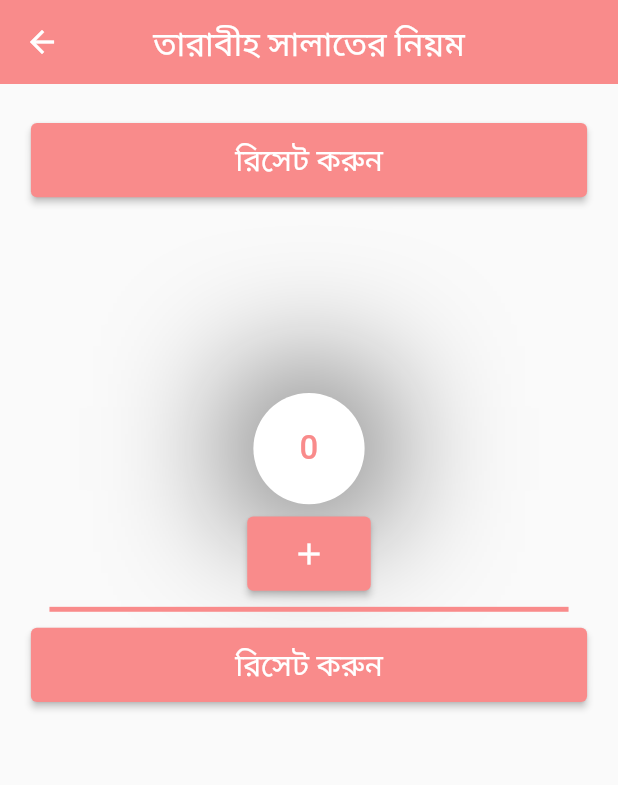
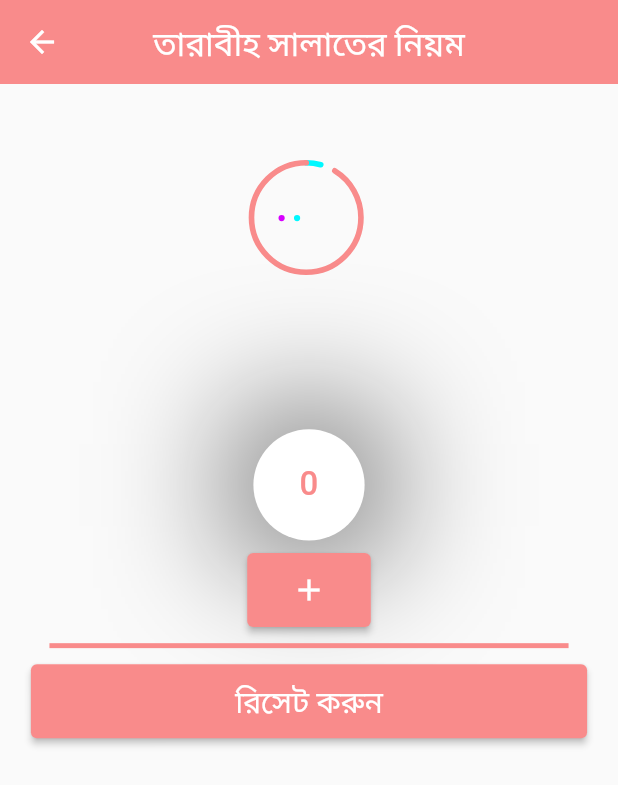
Before and after one commit to hridoycse197/RamadanApp, a Flutter app: the Tasbih screen opened directly, on a phone screen of 412 x 824 dp. Shown: the top 785 px of the screen. Run offline on Flutter 3.47's test engine with Material 2 defaults, Android fonts, the phone set to English and light mode, and no system bars; our stand-ins replace audioplayers, flutter_screenutil, get, lottie.

Commit message:
tasbih page

```diff
--- a/lib/screens/tasbih/tasbih.dart
+++ b/lib/screens/tasbih/tasbih.dart
@@ -38,48 +38,11 @@ class Tasbih extends StatelessWidget {
         child: SingleChildScrollView(
           child: Column(
             children: [
+              Lottie.asset('assets/images/tasbih.json', height: height * .25),
               Container(
                 alignment: Alignment.center,
-                height: height * 0.24,
                 child: Column(
-                  children: [
-                    TextFormField(
-                      keyboardType: TextInputType.number,
-                      onChanged: (value) => controller.editingController,
-                      controller: controller.editingController,
-                      decoration: InputDecoration(
-                        isDense: true,
-                        contentPadding: EdgeInsets.zero,
-                        border: InputBorder.none,
-                        prefix: TextWidget(
-                            text: Datatext.tasbih_page_target,
-                            color: AppColor.appbarcolor,
-                            fontsize: 19),
-                      ),
-                    ),
-                    ElevatedButton(
-                      style: ButtonStyle(
-                        minimumSize: MaterialStateProperty.all(
-                          Size(
-                            width - width * .10,
-                            height * 0.06,
-                          ),
-                        ),
-                        backgroundColor: MaterialStateProperty.all(
-                          AppColor.appbarcolor,
-                        ),
-                      ),
-                      onPressed: () {
-                        controller.reset();
-                      },
-                      child: TextWidget(
-                        text: 'রিসেট করুন',
-                        color: AppColor.white,
-                        fontsize: 20,
-                      ),
-                    ),
-                    Text(controller.editingController.text)
-                  ],
+                  children: [Text(controller.editingController.text)],
                 ),
               ),
               SizedBox(
```
Also changed, not shown: assets/images/tasbih.json (added, +1 -0 lines).
